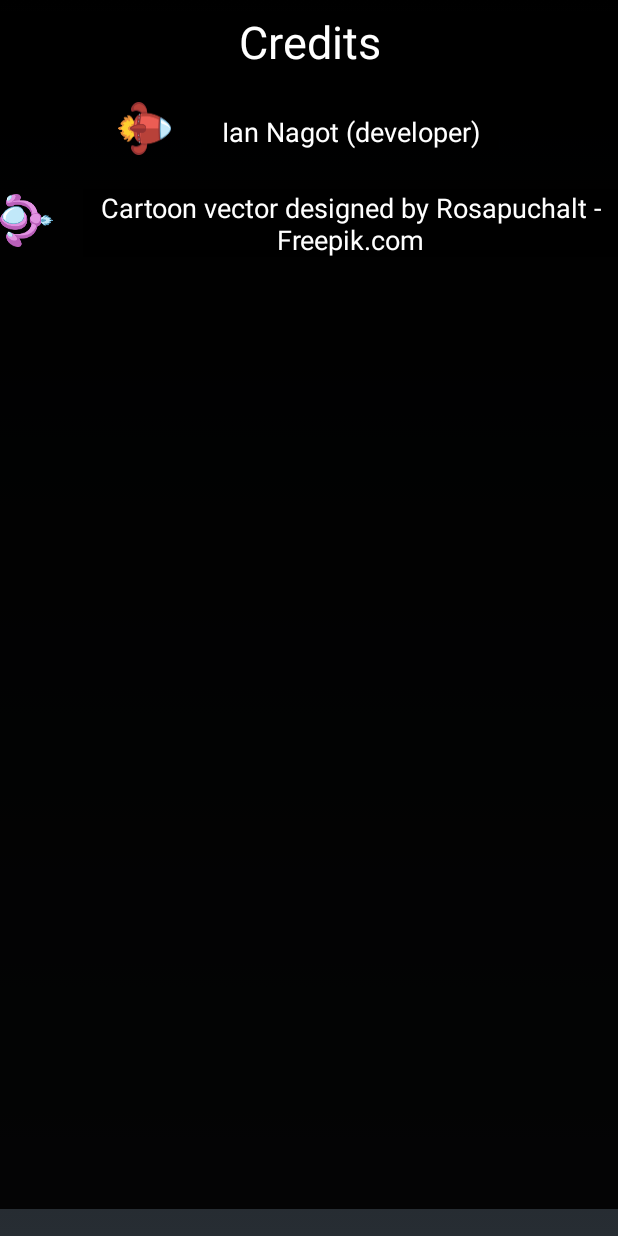
After one commit to nagot21/VectorFlappy, an Android app: the layout dialog_credits.xml on its own in the app's theme, with its tools: preview values and no code run, on a phone screen of 412 x 824 dp. The commit adds this screen. Run offline under Robolectric (Android 15) with nearby library versions, the phone set to English and light mode, and no system bars.

Commit message:
Add dialog box code to credits on MainActivity class Add dialog_credits.xml to layout folder Add code to dialog_credits.xml

```diff
--- a/app/src/main/java/com/nagot/vectorflappy/MainActivity.java
+++ b/app/src/main/java/com/nagot/vectorflappy/MainActivity.java
@@ -205,6 +205,35 @@ public class MainActivity extends Activity {
             }
         });
 
+        // Faz com que apareça um dialog box com os créditos
+
+        buttonCredits.setOnClickListener(new View.OnClickListener() {
+            @Override
+            public void onClick(View v) {
+
+                // Chama a dialog box ao clicar no botao start
+
+                final Dialog dialog = new Dialog(MainActivity.this);
+
+                dialog.requestWindowFeature(Window.FEATURE_NO_TITLE);
+
+                dialog.setContentView(R.layout.dialog_credits);
+
+                if (dialog != null) {
+
+                    Display display = getWindowManager().getDefaultDisplay();
+                    Point size = new Point();
+                    display.getSize(size);
+
+                    int width = (size.x / 2) + 100;
+                    int height = ViewGroup.LayoutParams.WRAP_CONTENT;
+                    dialog.getWindow().setLayout(width, height);
+                }
+
+                dialog.show();
+            }
+        });
+
         // Cria um movimento do background através da classe ObjectAnimator
 
         ObjectAnimator backgroundAnimation =
--- /dev/null
+++ b/app/src/main/res/layout/dialog_credits.xml
@@ -0,0 +1,79 @@
+<?xml version="1.0" encoding="utf-8"?>
+<LinearLayout xmlns:android="http://schemas.android.com/apk/res/android"
+    android:layout_width="match_parent"
+    android:layout_height="match_parent"
+    android:layout_gravity="center"
+    android:layout_marginBottom="15dp"
+    android:layout_marginTop="10dp"
+    android:background="@color/blackTransparent"
+    android:orientation="vertical">
+
+    <TextView
+        android:id="@+id/dialogTitle"
+        android:layout_width="match_parent"
+        android:layout_height="wrap_content"
+        android:gravity="center"
+        android:text="@string/credits"
+        android:textColor="@color/white"
+        android:textSize="30sp" />
+
+    <LinearLayout
+        android:layout_width="match_parent"
+        android:layout_height="wrap_content"
+        android:layout_marginTop="20dp"
+        android:gravity="center"
+        android:orientation="horizontal">
+
+        <ImageView
+            android:id="@+id/imageShip"
+            android:layout_width="35dp"
+            android:layout_height="35dp"
+            android:layout_gravity="center"
+            android:background="@drawable/ship" />
+
+        <Button
+            android:id="@+id/btnNagot"
+            android:layout_width="wrap_content"
+            android:layout_height="wrap_content"
+            android:layout_gravity="center"
+            android:layout_marginLeft="20dp"
+            android:layout_marginStart="20dp"
+            android:layout_marginTop="2dp"
+            android:background="@color/blackTransparent"
+            android:paddingEnd="13dp"
+            android:paddingStart="13dp"
+            android:text="@string/nagotCredits"
+            android:textColor="@color/white"
+            android:textSize="18sp" />
+
+    </LinearLayout>
+
+    <LinearLayout
+        android:layout_width="match_parent"
+        android:layout_height="wrap_content"
+        android:layout_marginTop="20dp"
+        android:gravity="center"
+        android:orientation="horizontal">
+
+        <ImageView
+            android:id="@+id/imageEnemy"
+            android:layout_width="35dp"
+            android:layout_height="35dp"
+            android:background="@drawable/enemy1" />
+
+        <Button
+            android:id="@+id/btnMedium"
+            android:layout_width="wrap_content"
+            android:layout_height="wrap_content"
+            android:layout_gravity="center"
+            android:layout_marginLeft="20dp"
+            android:layout_marginStart="20dp"
+            android:layout_marginTop="2dp"
+            android:background="@color/blackTransparent"
+            android:text="@string/spritesCredits"
+            android:textColor="@color/white"
+            android:textSize="18sp" />
+
+    </LinearLayout>
+
+</LinearLayout>
--- a/app/src/main/res/values/strings.xml
+++ b/app/src/main/res/values/strings.xml
@@ -7,4 +7,6 @@
     <string name="medium">medium</string>
     <string name="hard">hard</string>
     <string name="difficult">Choose difficulty</string>
+    <string name="nagotCredits">Ian Nagot (developer)</string>
+    <string name="spritesCredits">Cartoon vector designed by Rosapuchalt - Freepik.com</string>
 </resources>
```
